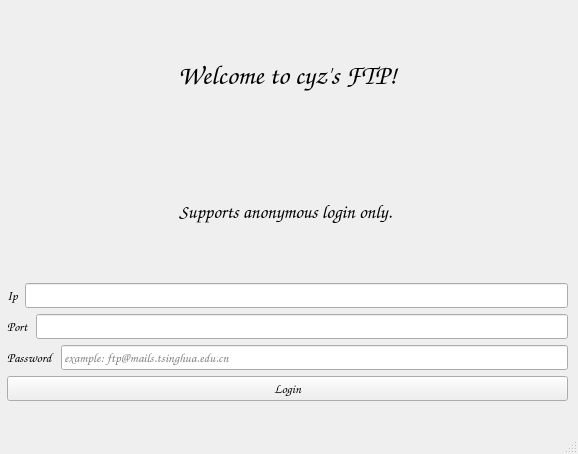
Old version of the form client/gui/test.ui in the repository yezhen17/FTP_Project.
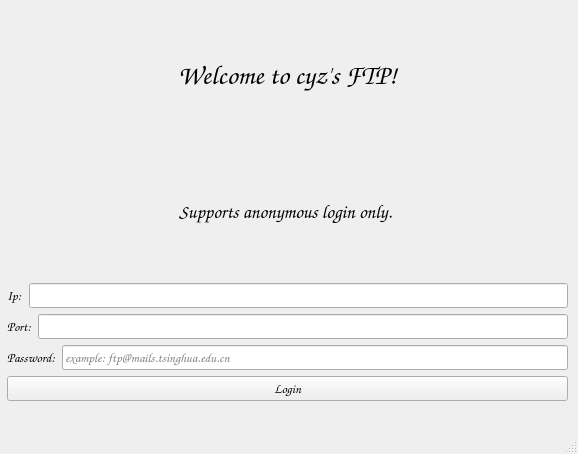
New version of the form.

What changed in the file:
```diff
--- a/client/gui/test.ui
+++ b/client/gui/test.ui
@@ -117,7 +117,7 @@
           </font>
          </property>
          <property name="text">
-          <string>Ip</string>
+          <string>Ip:</string>
          </property>
         </widget>
        </item>
@@ -147,7 +147,7 @@
           </font>
          </property>
          <property name="text">
-          <string>Port</string>
+          <string>Port:</string>
          </property>
         </widget>
        </item>
@@ -174,7 +174,7 @@
           </font>
          </property>
          <property name="text">
-          <string>Password</string>
+          <string>Password:</string>
          </property>
         </widget>
        </item>
```
